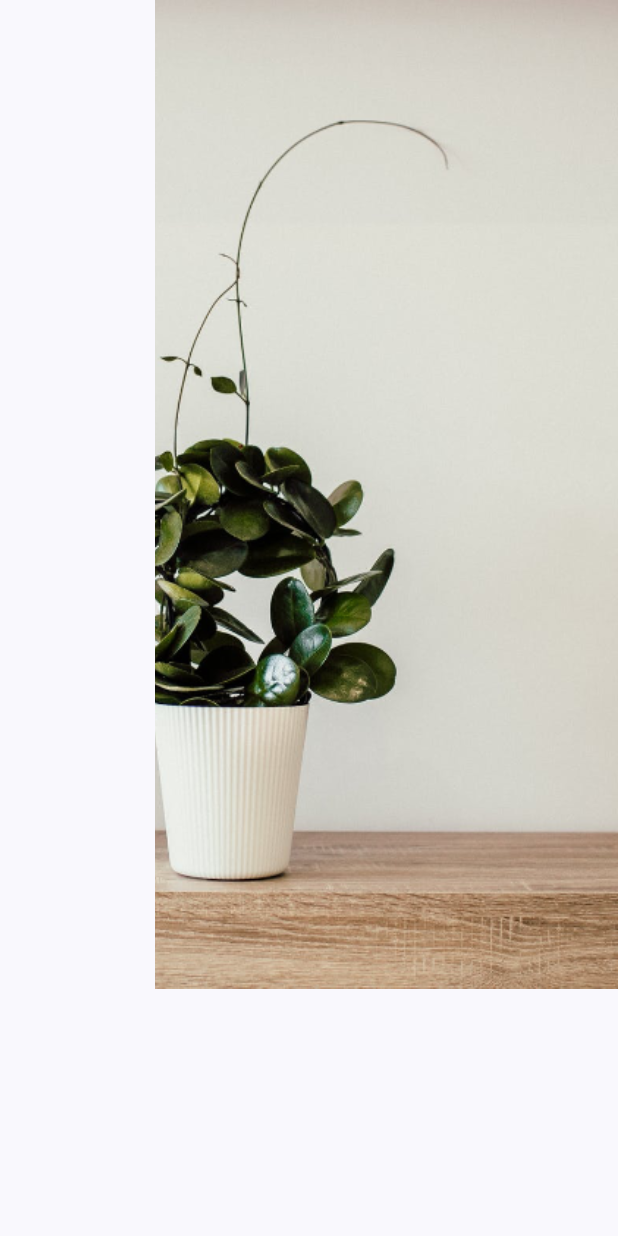
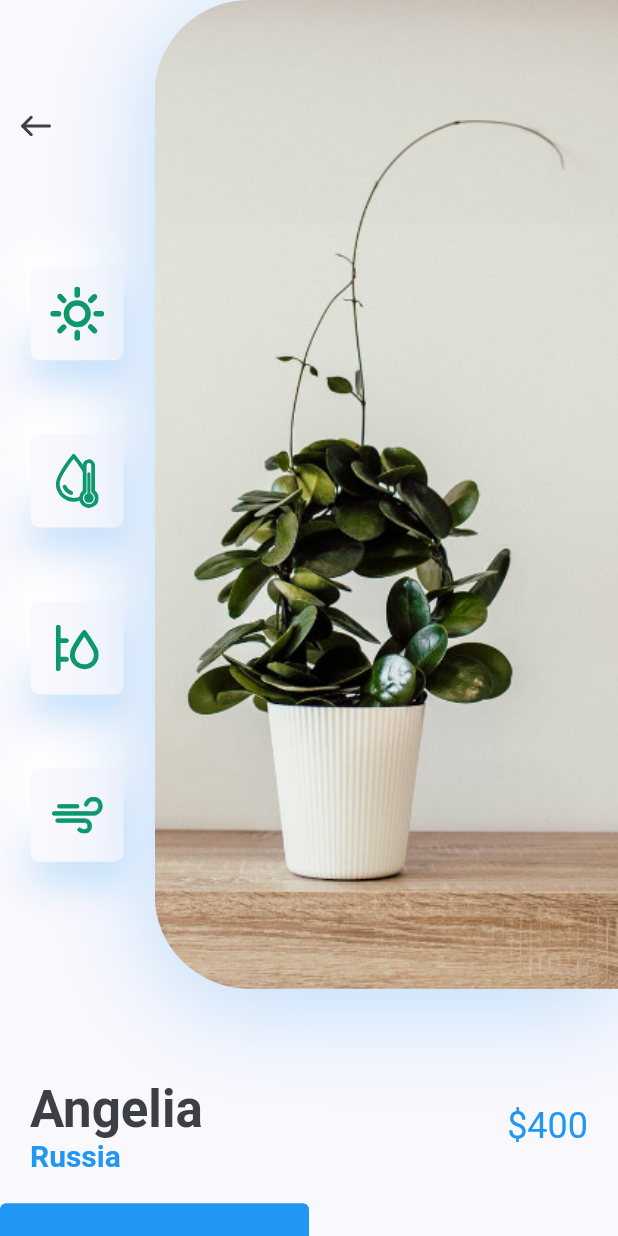
Before and after one commit to tuna2608/plant_shop, a Flutter app: the DetailScreen screen opened directly, on a phone screen of 412 x 824 dp. Run offline on Flutter 3.47's test engine with Material 2 defaults, Android fonts, the phone set to English and light mode, and no system bars; our stand-ins replace flutter_svg.

Commit message:
finish UI

```diff
--- a/lib/screens/detail/components/body.dart
+++ b/lib/screens/detail/components/body.dart
@@ -1,4 +1,7 @@
 import 'package:flutter/material.dart';
+
+import '../../../constant.dart';
+import 'image_and_icon_card.dart';
 
 class Body extends StatelessWidget {
   const Body({super.key});
@@ -6,27 +9,102 @@ class Body extends StatelessWidget {
   @override
   Widget build(BuildContext context) {
     Size size = MediaQuery.of(context).size;
-    return Column(
+    return SingleChildScrollView(
+      child: Column(
         children: <Widget>[
-        Row(
+          ImageAndIconCard(),
+          TitleAndPrice(
+            title: "Angelia",
+            country: "Russia",
+            price: 400,
+          ),
+          SizedBox(
+            height: kDefaultPadding,
+          ),
+          SizedBox(
+            child: Row(
               children: <Widget>[
-            Expanded(
-              child: Column(),
+                TextButton(
+                  style: TextButton.styleFrom(
+                      minimumSize: Size(size.width / 2, 84),
+                      backgroundColor: kPrimaryColor),
+                  onPressed: () {},
+                  child: Text(
+                    "Buy Now",
+                    style: TextStyle(
+                      color: Colors.white,
+                      fontSize: 16,
                     ),
-            Container(
-              height: size.height * 0.8,
-              width: size.width * 0.75,
-              decoration: BoxDecoration(
-                image: DecorationImage(
-                  alignment: Alignment.center,
-                  fit: BoxFit.cover,
-                  image: AssetImage("assets/images/img.png"),
+                  ),
+                ),
+                TextButton(
+                  style: TextButton.styleFrom(
+                      minimumSize: Size(size.width / 2, 84),
+                      backgroundColor: kBackgroundColor),
+                  onPressed: () {},
+                  child: Text(
+                    "Description",
+                    style: TextStyle(
+                      color: kTextColor,
+                      fontSize: 16,
                     ),
                   ),
                 ),
               ],
             ),
+          )
         ],
+      ),
     );
   }
 }
+
+class TitleAndPrice extends StatelessWidget {
+  const TitleAndPrice({
+    Key? key,
+    required this.title,
+    required this.country,
+    required this.price,
+  }) : super(key: key);
+
+  final String title, country;
+  final int price;
+
+  @override
+  Widget build(BuildContext context) {
+    return Padding(
+      padding: EdgeInsets.symmetric(horizontal: kDefaultPadding),
+      child: Row(
+        children: <Widget>[
+          RichText(
+            text: TextSpan(
+              children: [
+                TextSpan(
+                  text: "$title\n",
+                  style: Theme.of(context).textTheme.headline4?.copyWith(
+                      color: kTextColor, fontWeight: FontWeight.bold),
+                ),
+                TextSpan(
+                  text: country,
+                  style: TextStyle(
+                    fontSize: 20,
+                    color: kPrimaryColor,
+                    fontWeight: FontWeight.bold,
+                  ),
+                ),
+              ],
+            ),
+          ),
+          Spacer(),
+          Text(
+            "\$$price",
+            style: Theme.of(context)
+                .textTheme
+                .headline5
+                ?.copyWith(color: kPrimaryColor),
+          ),
+        ],
+      ),
+    );
+  }
+}
--- /dev/null
+++ b/lib/screens/detail/components/icon_card.dart
@@ -0,0 +1,43 @@
+import 'package:flutter/material.dart';
+import 'package:flutter_svg/svg.dart';
+import 'package:plant_shop/constant.dart';
+
+class IconCard extends StatelessWidget {
+  const IconCard({
+    Key? key,
+    required this.icon,
+  }) : super(key: key);
+
+  final String icon;
+
+  @override
+  Widget build(BuildContext context) {
+    Size size = MediaQuery.of(context).size;
+    return Container(
+      margin: EdgeInsets.symmetric(vertical: size.height * 0.03),
+      padding: EdgeInsets.all(kDefaultPadding / 4),
+      width: 62,
+      height: 62,
+      decoration: BoxDecoration(
+        color: kBackgroundColor,
+        borderRadius: BorderRadius.circular(6),
+        boxShadow: [
+          BoxShadow(
+            offset: Offset(0, 15),
+            blurRadius: 20,
+            color: kPrimaryColor.withOpacity(0.22),
+          ),
+          BoxShadow(
+            offset: Offset(-15, -15),
+            blurRadius: 22,
+            color: Colors.white,
+          )
+        ],
+      ),
+      child: IconButton(
+        icon: SvgPicture.asset(icon),
+        onPressed: () {},
+      ),
+    );
+  }
+}
--- /dev/null
+++ b/lib/screens/detail/components/image_and_icon_card.dart
@@ -0,0 +1,72 @@
+import 'package:flutter/material.dart';
+import 'package:flutter_svg/svg.dart';
+
+import '../../../constant.dart';
+import 'icon_card.dart';
+
+class ImageAndIconCard extends StatelessWidget {
+  const ImageAndIconCard({
+    Key? key,
+  }) : super(key: key);
+
+  @override
+  Widget build(BuildContext context) {
+    Size size = MediaQuery.of(context).size;
+    return Padding(
+      padding: EdgeInsets.only(bottom: kDefaultPadding * 3),
+      child: SizedBox(
+        height: size.height * 0.8,
+        child: Row(
+          children: <Widget>[
+            Expanded(
+              child: Padding(
+                padding:
+                    const EdgeInsets.symmetric(vertical: kDefaultPadding * 3),
+                child: Column(
+                  children: <Widget>[
+                    Align(
+                      alignment: Alignment.topLeft,
+                      child: IconButton(
+                        icon: SvgPicture.asset("assets/icons/back_arrow.svg"),
+                        onPressed: () {
+                          Navigator.pop(context);
+                        },
+                      ),
+                    ),
+                    Spacer(),
+                    IconCard(icon: "assets/icons/sun.svg"),
+                    IconCard(icon: "assets/icons/icon_2.svg"),
+                    IconCard(icon: "assets/icons/icon_3.svg"),
+                    IconCard(icon: "assets/icons/icon_4.svg"),
+                  ],
+                ),
+              ),
+            ),
+            Container(
+              height: size.height * 0.8,
+              width: size.width * 0.75,
+              decoration: BoxDecoration(
+                borderRadius: BorderRadius.only(
+                  topLeft: Radius.circular(63),
+                  bottomLeft: Radius.circular(63),
+                ),
+                boxShadow: [
+                  BoxShadow(
+                    offset: Offset(0, 10),
+                    blurRadius: 60,
+                    color: kPrimaryColor.withOpacity(0.29),
+                  ),
+                ],
+                image: DecorationImage(
+                  alignment: Alignment.centerLeft,
+                  fit: BoxFit.cover,
+                  image: AssetImage("assets/images/img.png"),
+                ),
+              ),
+            ),
+          ],
+        ),
+      ),
+    );
+  }
+}
--- a/lib/screens/home/components/recomended_plants.dart
+++ b/lib/screens/home/components/recomended_plants.dart
@@ -19,11 +19,16 @@ class RecomendedPlants extends StatelessWidget {
             country: "Russian",
             price: 440,
             press: () {
-              // Navigator.of(context).push(
-              //   MaterialPageRoute(
-              //     builder: (context) => const DetailScreen(),
-              //   ),
-              // );
+              Future.delayed(
+                const Duration(seconds: 3),
+                () {
+                  Navigator.of(context).push(
+                    MaterialPageRoute(
+                      builder: (context) => const DetailScreen(),
+                    ),
+                  );
+                },
+              );
             },
           ),
           RecomendedPlantCard(
@@ -32,10 +37,15 @@ class RecomendedPlants extends StatelessWidget {
             country: "Russian",
             price: 440,
             press: () {
-              // Navigator.of(context).push(
-              //   MaterialPageRoute(
-              //     builder: (context) => const DetailScreen(),
-              //   ),
+              // Future.delayed(
+              //   const Duration(seconds: 2),
+              //   () {
+              //     Navigator.of(context).push(
+              //       MaterialPageRoute(
+              //         builder: (context) => const DetailScreen(),
+              //       ),
+              //     );
+              //   },
               // );
             },
           ),
@@ -45,10 +55,15 @@ class RecomendedPlants extends StatelessWidget {
             country: "Russian",
             price: 440,
             press: () {
-              // Navigator.of(context).push(
-              //   MaterialPageRoute(
-              //     builder: (context) => const DetailScreen(),
-              //   ),
+              // Future.delayed(
+              //   const Duration(seconds: 1),
+              //   () {
+              //     Navigator.of(context).push(
+              //       MaterialPageRoute(
+              //         builder: (context) => const DetailScreen(),
+              //       ),
+              //     );
+              //   },
               // );
             },
           ),
```
Lines whose indentation alone changed are shown as unchanged.
